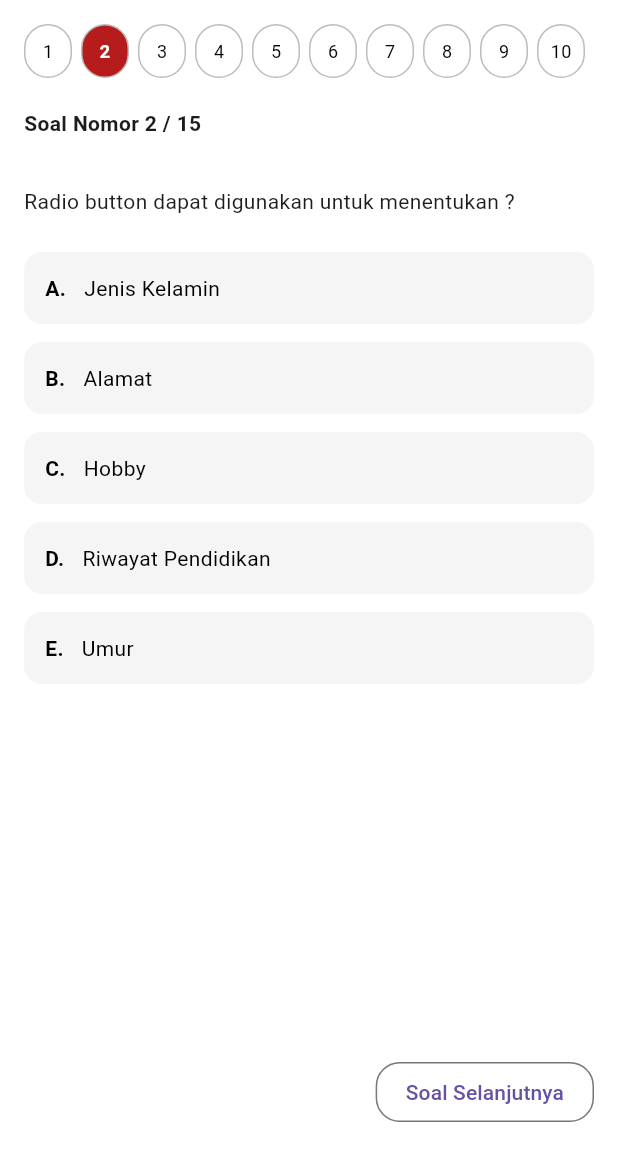
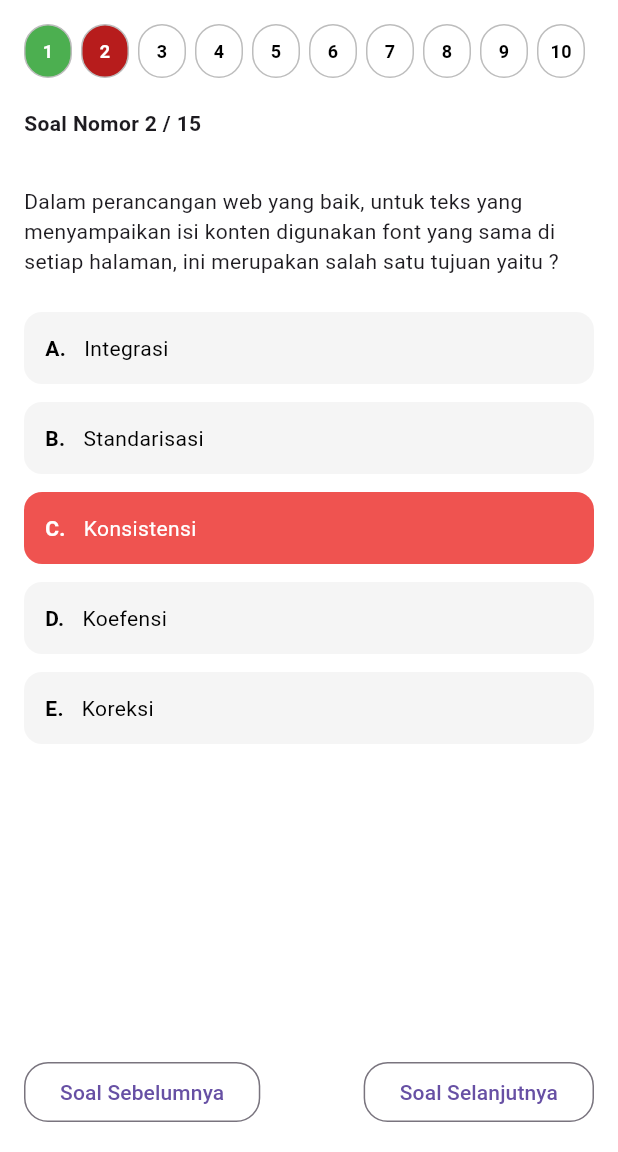
Before and after one commit to anaksantri5928/celoe_lms_app, a Flutter app: the QuizQuestionPage screen opened directly, after a tap on "Soal Selanjutnya", on a phone screen of 412 x 824 dp, the part 84-1236 px from its top. Run offline on Flutter 3.47's test engine with Material 3 defaults, Android fonts, the phone set to English and light mode, and no system bars.

Commit message:
feat(ui): add quiz question page 2

```diff
--- a/lib/pages/quiz_detail_page.dart
+++ b/lib/pages/quiz_detail_page.dart
@@ -1,5 +1,5 @@
 import 'package:flutter/material.dart';
-import 'package:celoe_lms_app/pages/quiz_question_page.dart';
+import 'package:celoe_lms_app/pages/quiz_question_page_1.dart';
 
 class QuizDetailPage extends StatelessWidget {
   const QuizDetailPage({super.key});
--- /dev/null
+++ b/lib/pages/quiz_question_page_1.dart
@@ -0,0 +1,190 @@
+import 'package:flutter/material.dart';
+import 'package:celoe_lms_app/pages/quiz_question_page_2.dart';
+
+class QuizQuestionPage extends StatefulWidget {
+  const QuizQuestionPage({super.key});
+
+  @override
+  State<QuizQuestionPage> createState() => _QuizQuestionPageState();
+}
+
+class _QuizQuestionPageState extends State<QuizQuestionPage> {
+  static const primaryRed = Color(0xFFB71C1C);
+
+  int currentQuestion = 1;
+  int totalQuestion = 15;
+  int? selectedOption;
+
+  final List<String> options = [
+    'Jenis Kelamin',
+    'Alamat',
+    'Hobby',
+    'Riwayat Pendidikan',
+    'Umur',
+  ];
+
+  @override
+  Widget build(BuildContext context) {
+    return Scaffold(
+      backgroundColor: Colors.white,
+
+      /// APP BAR
+      appBar: AppBar(
+        backgroundColor: primaryRed,
+        elevation: 0,
+        centerTitle: true,
+        title: const Text(
+          'Quiz Review 1',
+          style: TextStyle(fontSize: 14),
+        ),
+        actions: [
+          Padding(
+            padding: const EdgeInsets.only(right: 16),
+            child: Row(
+              children: const [
+                Icon(Icons.alarm, size: 18),
+                SizedBox(width: 4),
+                Text(
+                  '15 : 00',
+                  style: TextStyle(fontWeight: FontWeight.bold),
+                ),
+              ],
+            ),
+          ),
+        ],
+      ),
+
+      body: Padding(
+        padding: const EdgeInsets.all(16),
+        child: Column(
+          crossAxisAlignment: CrossAxisAlignment.start,
+          children: [
+            _questionNavigation(),
+            const SizedBox(height: 20),
+            Text(
+              'Soal Nomor $currentQuestion / $totalQuestion',
+              style: const TextStyle(fontWeight: FontWeight.bold),
+            ),
+            const SizedBox(height: 32),
+            const Text(
+              'Radio button dapat digunakan untuk menentukan ?',
+              style: TextStyle(fontSize: 14),
+            ),
+            const SizedBox(height: 24),
+            ..._buildOptions(),
+            const Spacer(),
+            Align(
+              alignment: Alignment.centerRight,
+              child: OutlinedButton(
+                onPressed: () {
+                  Navigator.push(
+                    context,
+                    MaterialPageRoute(
+                      builder: (_) => const QuizQuestionPage2(),
+                    ),
+                  );
+                },
+                style: OutlinedButton.styleFrom(
+                  padding: const EdgeInsets.symmetric(
+                    horizontal: 20,
+                    vertical: 10,
+                  ),
+                  shape: RoundedRectangleBorder(
+                    borderRadius: BorderRadius.circular(16),
+                  ),
+                ),
+                child: const Text('Soal Selanjutnya'),
+              ),
+            ),
+          ],
+        ),
+      ),
+    );
+  }
+
+  // ================= NAVIGASI NOMOR =================
+  Widget _questionNavigation() {
+    return SizedBox(
+      height: 36,
+      child: ListView.separated(
+        scrollDirection: Axis.horizontal,
+        itemCount: totalQuestion,
+        separatorBuilder: (_, __) => const SizedBox(width: 6),
+        itemBuilder: (context, index) {
+          final number = index + 1;
+          final isActive = number == currentQuestion;
+
+          return GestureDetector(
+            onTap: () {
+              setState(() {
+                currentQuestion = number;
+                selectedOption = null;
+              });
+            },
+            child: Container(
+              width: 32,
+              alignment: Alignment.center,
+              decoration: BoxDecoration(
+                color: isActive ? primaryRed : Colors.white,
+                borderRadius: BorderRadius.circular(16),
+                border: Border.all(color: Colors.grey.shade400),
+              ),
+              child: Text(
+                number.toString(),
+                style: TextStyle(
+                  fontSize: 12,
+                  color: isActive ? Colors.white : Colors.black,
+                  fontWeight:
+                      isActive ? FontWeight.bold : FontWeight.normal,
+                ),
+              ),
+            ),
+          );
+        },
+      ),
+    );
+  }
+
+  // ================= PILIHAN JAWABAN =================
+  List<Widget> _buildOptions() {
+    return List.generate(options.length, (index) {
+      final isSelected = selectedOption == index;
+
+      return GestureDetector(
+        onTap: () {
+          setState(() {
+            selectedOption = index;
+          });
+        },
+        child: Container(
+          margin: const EdgeInsets.only(bottom: 12),
+          padding: const EdgeInsets.all(14),
+          decoration: BoxDecoration(
+            color: isSelected ? Colors.red.shade400 : Colors.grey.shade100,
+            borderRadius: BorderRadius.circular(12),
+          ),
+          child: Row(
+            children: [
+              Text(
+                '${String.fromCharCode(65 + index)}.',
+                style: TextStyle(
+                  fontWeight: FontWeight.bold,
+                  color: isSelected ? Colors.white : Colors.black,
+                ),
+              ),
+              const SizedBox(width: 12),
+              Expanded(
+                child: Text(
+                  options[index],
+                  style: TextStyle(
+                    color: isSelected ? Colors.white : Colors.black,
+                  ),
+                ),
+              ),
+            ],
+          ),
+        ),
+      );
+    });
+  }
+}
--- a/lib/pages/quiz_question_page.dart
+++ b/lib/pages/quiz_question_page_2.dart
@@ -1,25 +1,23 @@
 import 'package:flutter/material.dart';
 
-class QuizQuestionPage extends StatefulWidget {
-  const QuizQuestionPage({super.key});
+class QuizQuestionPage2 extends StatefulWidget {
+  const QuizQuestionPage2({super.key});
 
   @override
-  State<QuizQuestionPage> createState() => _QuizQuestionPageState();
+  State<QuizQuestionPage2> createState() => _QuizQuestionPage2State();
 }
 
-class _QuizQuestionPageState extends State<QuizQuestionPage> {
+class _QuizQuestionPage2State extends State<QuizQuestionPage2> {
   static const primaryRed = Color(0xFFB71C1C);
 
-  int currentQuestion = 1;
-  int totalQuestion = 15;
-  int? selectedOption;
+  int? selectedOption = 2; // C. Konsistensi
 
   final List<String> options = [
-    'Jenis Kelamin',
-    'Alamat',
-    'Hobby',
-    'Riwayat Pendidikan',
-    'Umur',
+    'Integrasi',
+    'Standarisasi',
+    'Konsistensi',
+    'Koefensi',
+    'Koreksi',
   ];
 
   @override
@@ -60,41 +58,21 @@ class _QuizQuestionPageState extends State<QuizQuestionPage> {
           children: [
             _questionNavigation(),
             const SizedBox(height: 20),
-            Text(
-              'Soal Nomor $currentQuestion / $totalQuestion',
-              style: const TextStyle(fontWeight: FontWeight.bold),
+            const Text(
+              'Soal Nomor 2 / 15',
+              style: TextStyle(fontWeight: FontWeight.bold),
             ),
             const SizedBox(height: 32),
             const Text(
-              'Radio button dapat digunakan untuk menentukan ?',
+              'Dalam perancangan web yang baik, untuk teks yang '
+              'menyampaikan isi konten digunakan font yang sama di '
+              'setiap halaman, ini merupakan salah satu tujuan yaitu ?',
               style: TextStyle(fontSize: 14),
             ),
             const SizedBox(height: 24),
             ..._buildOptions(),
             const Spacer(),
-            Align(
-              alignment: Alignment.centerRight,
-              child: OutlinedButton(
-                onPressed: () {
-                  if (currentQuestion < totalQuestion) {
-                    setState(() {
-                      currentQuestion++;
-                      selectedOption = null;
-                    });
-                  }
-                },
-                style: OutlinedButton.styleFrom(
-                  padding: const EdgeInsets.symmetric(
-                    horizontal: 20,
-                    vertical: 10,
-                  ),
-                  shape: RoundedRectangleBorder(
-                    borderRadius: BorderRadius.circular(16),
-                  ),
-                ),
-                child: const Text('Soal Selanjutnya'),
-              ),
-            ),
+            _navigationButtons(context),
           ],
         ),
       ),
@@ -105,26 +83,25 @@ class _QuizQuestionPageState extends State<QuizQuestionPage> {
   Widget _questionNavigation() {
     return SizedBox(
       height: 36,
-      child: ListView.separated(
+      child: ListView(
         scrollDirection: Axis.horizontal,
-        itemCount: totalQuestion,
-        separatorBuilder: (_, __) => const SizedBox(width: 6),
-        itemBuilder: (context, index) {
-          final number = index + 1;
-          final isActive = number == currentQuestion;
+        children: [
+          _numberCircle(1, Colors.green), // sudah selesai
+          _numberCircle(2, primaryRed),   // aktif
+          for (int i = 3; i <= 15; i++)
+            _numberCircle(i, Colors.white),
+        ],
+      ),
+    );
+  }
 
-          return GestureDetector(
-            onTap: () {
-              setState(() {
-                currentQuestion = number;
-                selectedOption = null;
-              });
-            },
-            child: Container(
+  Widget _numberCircle(int number, Color color) {
+    return Container(
+      margin: const EdgeInsets.only(right: 6),
       width: 32,
       alignment: Alignment.center,
       decoration: BoxDecoration(
-                color: isActive ? primaryRed : Colors.white,
+        color: color,
         borderRadius: BorderRadius.circular(16),
         border: Border.all(color: Colors.grey.shade400),
       ),
@@ -132,19 +109,14 @@ class _QuizQuestionPageState extends State<QuizQuestionPage> {
         number.toString(),
         style: TextStyle(
           fontSize: 12,
-                  color: isActive ? Colors.white : Colors.black,
-                  fontWeight:
-                      isActive ? FontWeight.bold : FontWeight.normal,
+          color: color == Colors.white ? Colors.black : Colors.white,
+          fontWeight: FontWeight.bold,
         ),
-              ),
-            ),
-          );
-        },
       ),
     );
   }
 
-  // ================= PILIHAN JAWABAN =================
+  // ================= PILIHAN =================
   List<Widget> _buildOptions() {
     return List.generate(options.length, (index) {
       final isSelected = selectedOption == index;
@@ -186,4 +158,33 @@ class _QuizQuestionPageState extends State<QuizQuestionPage> {
       );
     });
   }
+
+  // ================= BUTTON =================
+  Widget _navigationButtons(BuildContext context) {
+    return Row(
+      mainAxisAlignment: MainAxisAlignment.spaceBetween,
+      children: [
+        OutlinedButton(
+          onPressed: () => Navigator.pop(context),
+          style: OutlinedButton.styleFrom(
+            shape: RoundedRectangleBorder(
+              borderRadius: BorderRadius.circular(16),
+            ),
+          ),
+          child: const Text('Soal Sebelumnya'),
+        ),
+        OutlinedButton(
+          onPressed: () {
+            // lanjut ke halaman soal 3 (nanti)
+          },
+          style: OutlinedButton.styleFrom(
+            shape: RoundedRectangleBorder(
+              borderRadius: BorderRadius.circular(16),
+            ),
+          ),
+          child: const Text('Soal Selanjutnya'),
+        ),
+      ],
+    );
   }
+}
```
Lines whose indentation alone changed are shown as unchanged.
